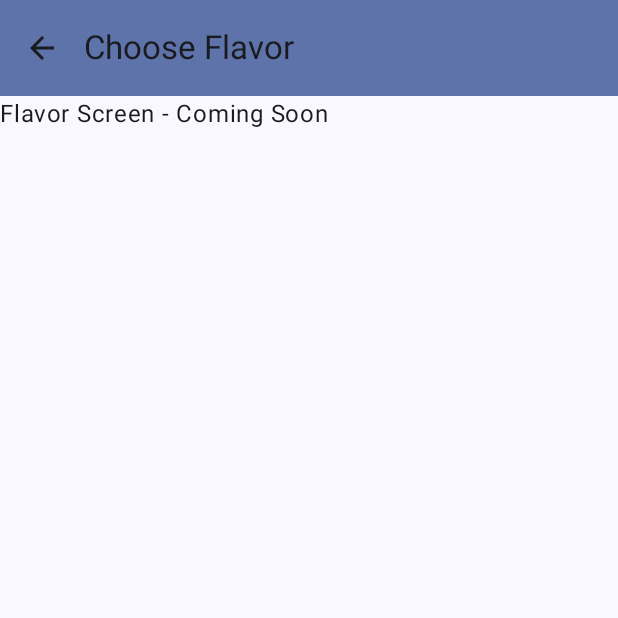
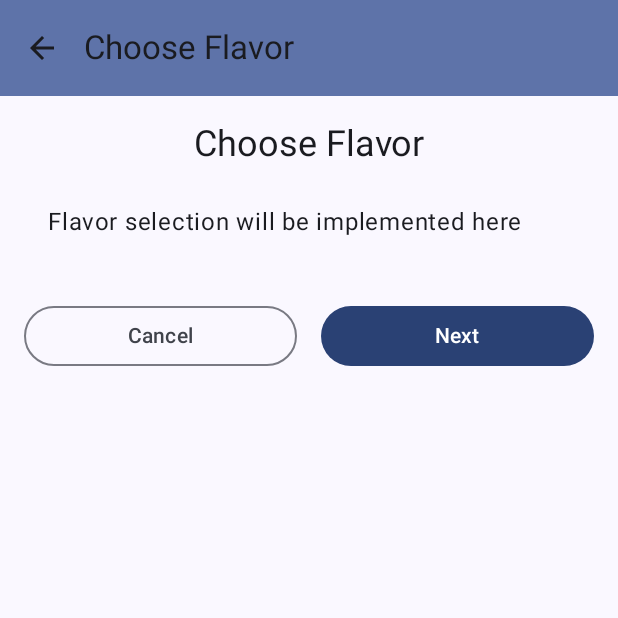
Before and after one commit to Zuluaga17/CupcakeApp, an Android app built with Jetpack Compose: the SelectFlavorScreen screen opened through its navigation route, on a phone screen of 412 x 824 dp, the top half of it. Run offline under Robolectric (Android 15) with nearby library versions, the phone set to English and light mode, and no system bars.

Commit message:
integrar navegación entre pantallas de inicio y selección de sabores

```diff
--- a/app/src/main/java/com/example/cupcakeapp/CupcakeScreen.kt
+++ b/app/src/main/java/com/example/cupcakeapp/CupcakeScreen.kt
@@ -21,6 +21,7 @@ import androidx.navigation.compose.composable
 import androidx.navigation.compose.currentBackStackEntryAsState
 import androidx.navigation.compose.rememberNavController
 import com.example.cupcakeapp.data.DataSource
+import com.example.cupcakeapp.ui.SelectFlavorScreen
 import com.example.cupcakeapp.ui.StartOrderScreen
 
 enum class CupcakeScreen(val title: String) {
@@ -86,16 +87,24 @@ fun CupcakeApp(
                 StartOrderScreen(
                     quantityOptions = DataSource.quantityOptions,
                     onNextButtonClicked = { quantity ->
-                        // TODO: Navegar a la siguiente pantalla con la cantidad seleccionada
-                        println("Selected quantity: $quantity cupcakes")
+                        // Navegar a la pantalla de selección de sabores
+                        navController.navigate(CupcakeScreen.Flavor.name)
                     },
                     modifier = Modifier
                 )
             }
 
             composable(route = CupcakeScreen.Flavor.name) {
-                // TODO: Implementar pantalla de selección de sabores
-                Text("Flavor Screen - Coming Soon")
+                SelectFlavorScreen(
+                    onNextButtonClicked = {
+                        // TODO: Navegar a la siguiente pantalla
+                        println("Next button clicked in Flavor screen")
+                    },
+                    onCancelButtonClicked = {
+                        // Cancelar pedido y regresar al inicio
+                        navController.popBackStack(CupcakeScreen.Start.name, inclusive = false)
+                    }
+                )
             }
 
             composable(route = CupcakeScreen.Pickup.name) {
--- /dev/null
+++ b/app/src/main/java/com/example/cupcakeapp/ui/SelectOptionScreen.kt
@@ -0,0 +1,70 @@
+package com.example.cupcakeapp.ui
+
+import androidx.compose.foundation.layout.Arrangement
+import androidx.compose.foundation.layout.Column
+import androidx.compose.foundation.layout.fillMaxWidth
+import androidx.compose.foundation.layout.padding
+import androidx.compose.material3.Button
+import androidx.compose.material3.MaterialTheme
+import androidx.compose.material3.OutlinedButton
+import androidx.compose.material3.Text
+import androidx.compose.runtime.Composable
+import androidx.compose.ui.Alignment
+import androidx.compose.ui.Modifier
+import androidx.compose.ui.res.dimensionResource
+import androidx.compose.ui.tooling.preview.Preview
+import com.example.cupcakeapp.R
+import com.example.cupcakeapp.ui.theme.CupcakeAppTheme
+
+@Composable
+fun SelectFlavorScreen(
+    onNextButtonClicked: () -> Unit = {},
+    onCancelButtonClicked: () -> Unit = {},
+    modifier: Modifier = Modifier
+) {
+    Column(
+        modifier = modifier.padding(dimensionResource(R.dimen.padding_medium)),
+        verticalArrangement = Arrangement.spacedBy(dimensionResource(R.dimen.padding_small))
+    ) {
+        Text(
+            text = "Choose Flavor",
+            style = MaterialTheme.typography.headlineSmall,
+            modifier = Modifier.align(Alignment.CenterHorizontally)
+        )
+
+        // TODO: Agregar lista de sabores con RadioButtons
+        Text(
+            text = "Flavor selection will be implemented here",
+            modifier = Modifier.padding(dimensionResource(R.dimen.padding_medium))
+        )
+
+        // Botones de navegación
+        androidx.compose.foundation.layout.Row(
+            modifier = Modifier
+                .fillMaxWidth()
+                .padding(top = dimensionResource(R.dimen.padding_medium)),
+            horizontalArrangement = Arrangement.spacedBy(dimensionResource(R.dimen.padding_medium))
+        ) {
+            OutlinedButton(
+                modifier = Modifier.weight(1f),
+                onClick = onCancelButtonClicked
+            ) {
+                Text("Cancel")
+            }
+            Button(
+                modifier = Modifier.weight(1f),
+                onClick = onNextButtonClicked
+            ) {
+                Text("Next")
+            }
+        }
+    }
+}
+
+@Preview(showBackground = true)
+@Composable
+fun SelectFlavorScreenPreview() {
+    CupcakeAppTheme {
+        SelectFlavorScreen()
+    }
+}
--- a/app/src/main/res/values/strings.xml
+++ b/app/src/main/res/values/strings.xml
@@ -4,4 +4,10 @@
     <string name="one_cupcake">One Cupcake</string>
     <string name="six_cupcakes">Six Cupcakes</string>
     <string name="twelve_cupcakes">Twelve Cupcakes</string>
+    <string name="choose_flavor">Choose Flavor</string>
+    <string name="vanilla">Vanilla</string>
+    <string name="chocolate">Chocolate</string>
+    <string name="red_velvet">Red Velvet</string>
+    <string name="salted_caramel">Salted Caramel</string>
+    <string name="coffee">Coffee</string>
 </resources>
```
Also changed, not shown: app/src/main/java/com/example/cupcakeapp/data/DataSource.kt (+8 -0 lines).
